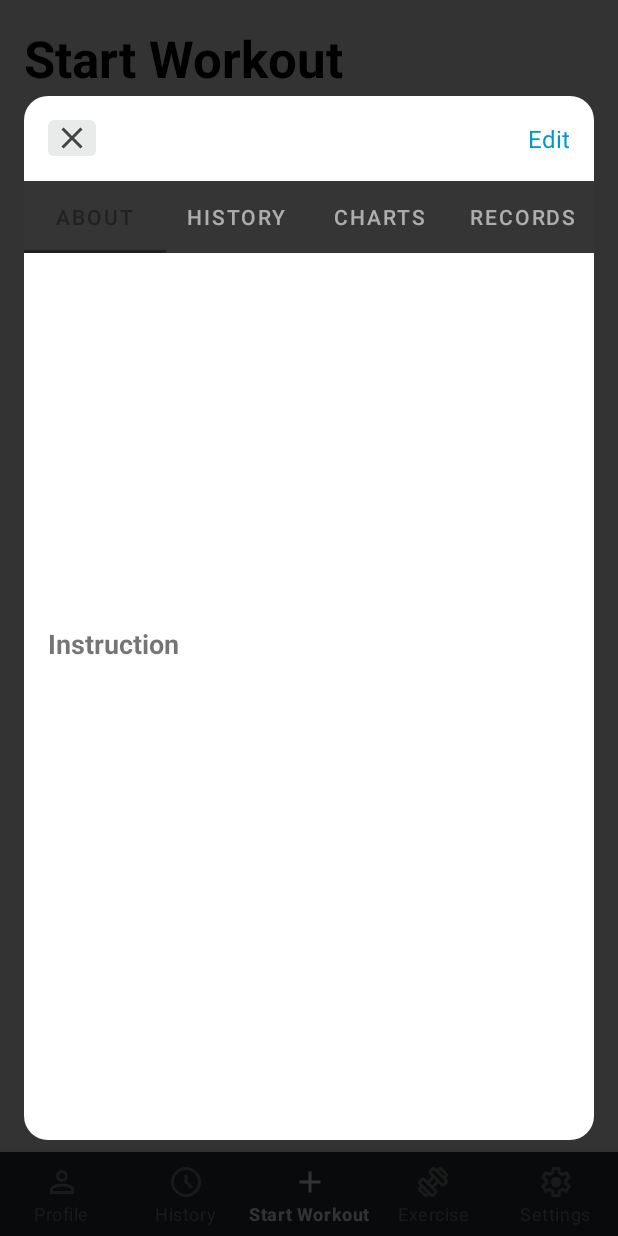
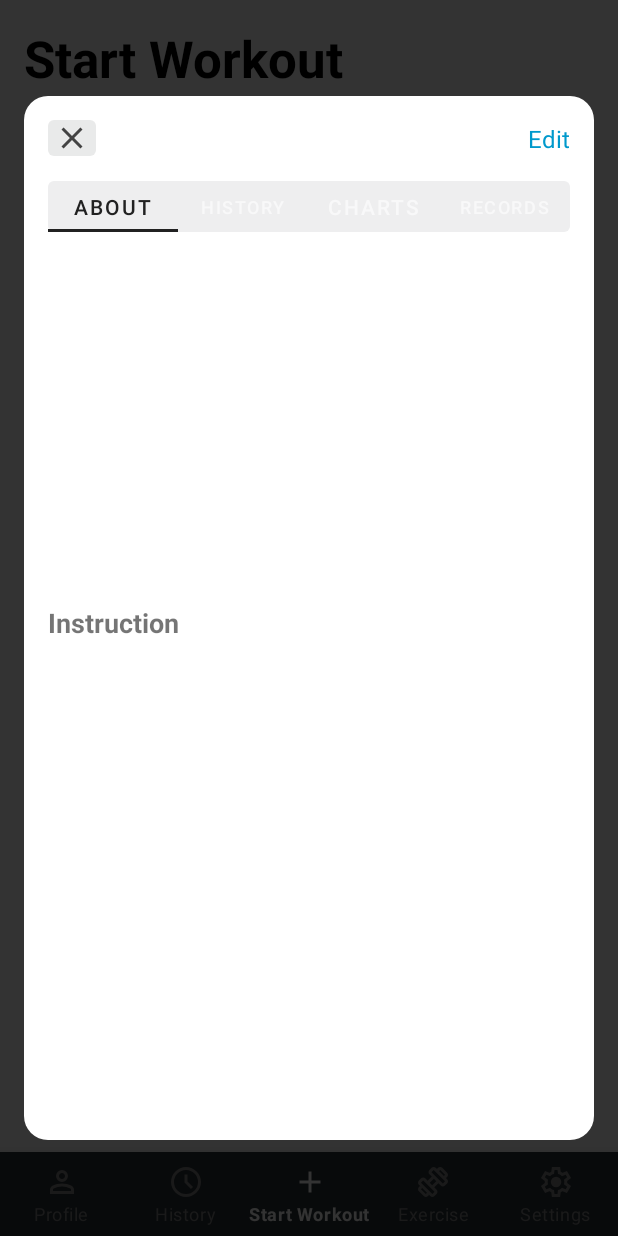
Before and after one commit to hoangvm2307/fitlog, an Android app: the fragment ExerciseDetailsDialogFragment placed in its activity, on a phone screen of 412 x 824 dp. Run offline under Robolectric (Android 15) with nearby library versions, the phone set to English and light mode, and no system bars.

Commit message:
change tablayout color

```diff
--- a/app/src/main/res/layout/fragment_exercise_details.xml
+++ b/app/src/main/res/layout/fragment_exercise_details.xml
@@ -55,7 +55,10 @@ android:background="@drawable/round_background"
         <com.google.android.material.tabs.TabLayout
             android:id="@+id/tabLayout"
             android:layout_width="match_parent"
-            android:layout_height="wrap_content" />
+            android:layout_height="34dp"
+            android:layout_marginHorizontal="16dp"
+            android:background="@drawable/round_background"
+            android:backgroundTint="#EEEEEF" />
 
         <androidx.viewpager2.widget.ViewPager2
             android:id="@+id/viewPager"
```
